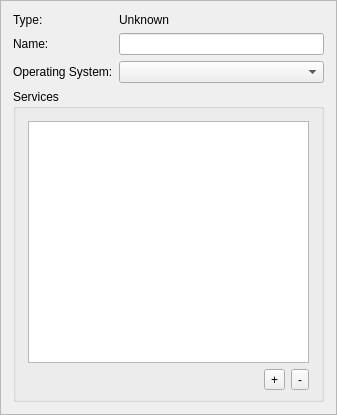
Old version of the form ui/ComputerInspector.ui in the repository dmzgroup/css.
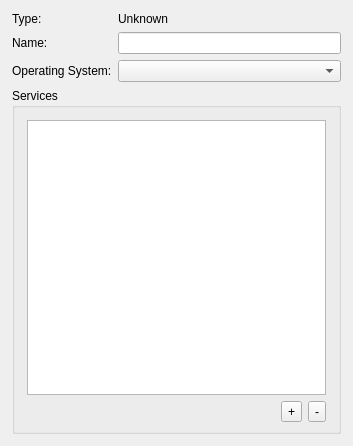
New version of the form.

Diff of the .ui file:
```diff
--- a/ui/ComputerInspector.ui
+++ b/ui/ComputerInspector.ui
@@ -1,24 +1,18 @@
 <?xml version="1.0" encoding="UTF-8"?>
 <ui version="4.0">
  <class>Frame</class>
- <widget class="QFrame" name="Frame">
+ <widget class="QWidget" name="Frame">
   <property name="geometry">
    <rect>
     <x>0</x>
     <y>0</y>
-    <width>337</width>
-    <height>415</height>
+    <width>353</width>
+    <height>446</height>
    </rect>
   </property>
   <property name="windowTitle">
    <string>Computer Inspector</string>
   </property>
-  <property name="frameShape">
-   <enum>QFrame::StyledPanel</enum>
-  </property>
-  <property name="frameShadow">
-   <enum>QFrame::Raised</enum>
-  </property>
   <layout class="QVBoxLayout" name="verticalLayout_2">
    <property name="margin">
     <number>12</number>
```
